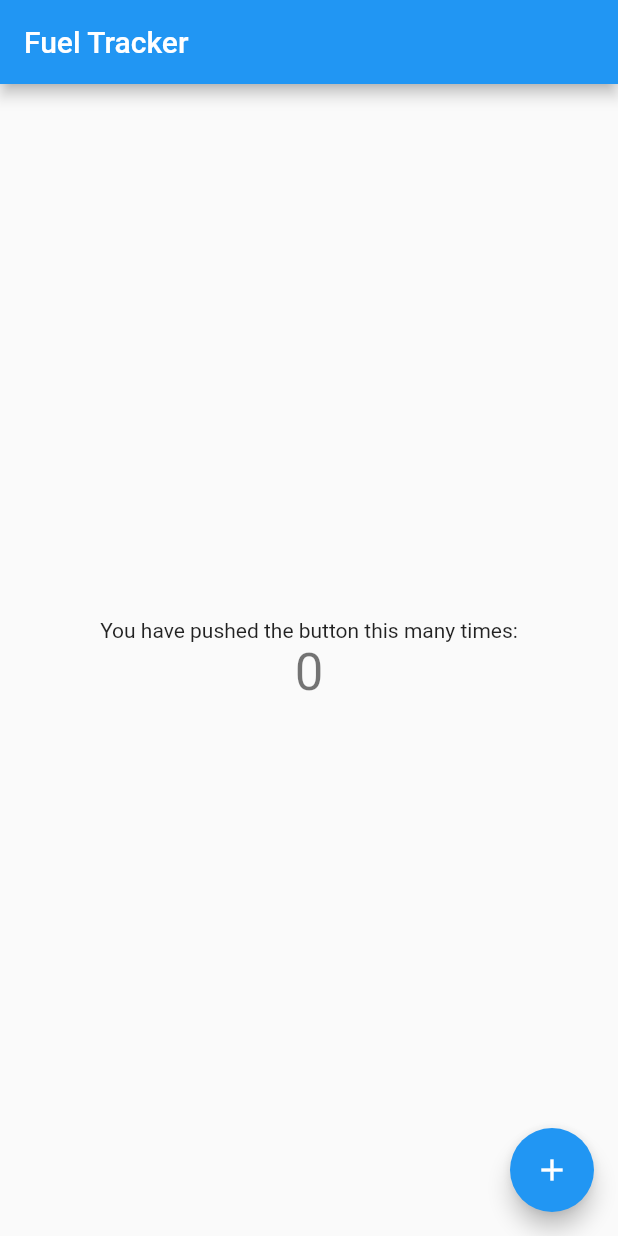
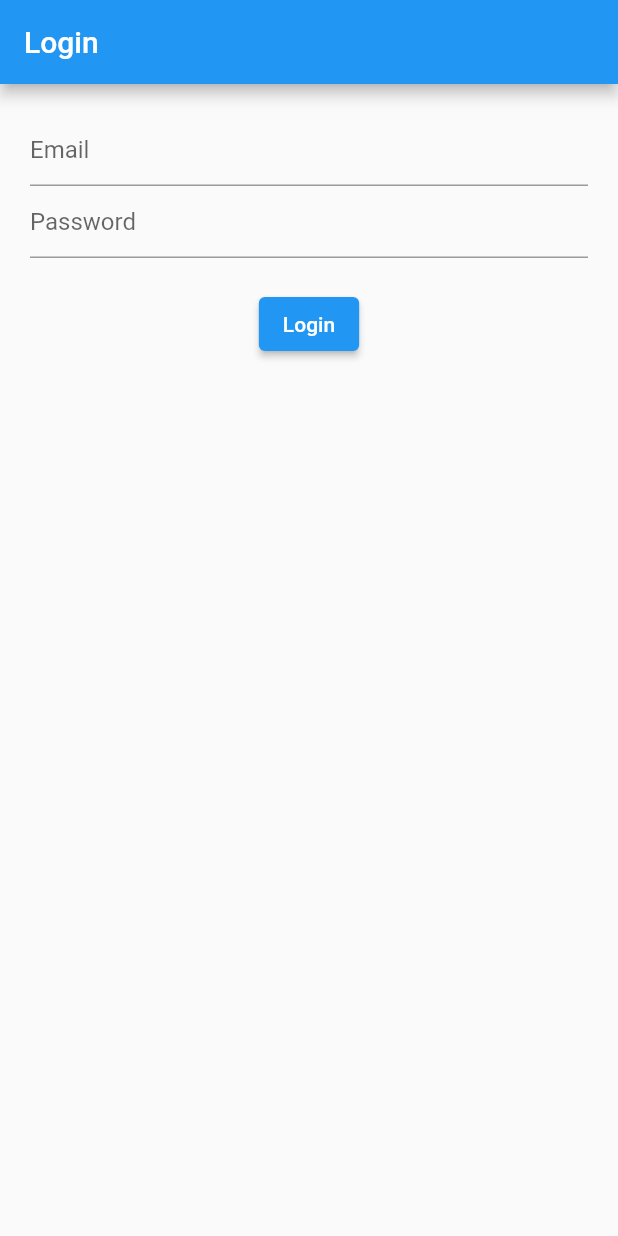
Before and after one commit to rajathirumal/FuelTracker, a Flutter app: the screen it shows after launch, on a phone screen of 412 x 824 dp. Run offline on Flutter 3.47's test engine with Material 2 defaults, Android fonts, the phone set to English and light mode, and no system bars; our stand-ins replace firebase_auth, firebase_core; missing offline and left inert: dart:ffi; accounts and stored records are empty.

Commit message:
Login with email ad password

```diff
--- a/lib/main.dart
+++ b/lib/main.dart
@@ -1,70 +1,71 @@
+import 'package:firebase_auth/firebase_auth.dart';
+import 'package:firebase_core/firebase_core.dart';
 import 'package:flutter/material.dart';
+import 'package:fuel_tracker/services/authentication.dart';
+import 'package:fuel_tracker/src/screens/home.dart';
+import 'package:fuel_tracker/src/screens/login.dart';
+import 'package:provider/provider.dart';
 
-void main() {
-  runApp(const MyApp());
+Future<void> main() async {
+  WidgetsFlutterBinding.ensureInitialized();
+  await Firebase.initializeApp();
+  runApp(MyApp());
 }
 
 class MyApp extends StatelessWidget {
-  const MyApp({Key? key}) : super(key: key);
-
-  // This widget is the root of your application.
   @override
   Widget build(BuildContext context) {
-    return MaterialApp(
-      title: 'Flutter Demo',
-      debugShowCheckedModeBanner: false,
-      darkTheme: ThemeData.dark(),
-      theme: ThemeData(
-        primarySwatch: Colors.blue,
+    return MultiProvider(
+      providers: [
+        Provider<AuthenticationService>(
+          create: (context) => AuthenticationService(FirebaseAuth.instance),
+        ),
+        StreamProvider(
+          create: (context) =>
+              context.read<AuthenticationService>().authStateChange,
+          initialData: null,
+        ),
+      ],
+      child: MaterialApp(
+        theme: ThemeData(
+          primarySwatch: Colors.blue,
+          visualDensity: VisualDensity.adaptivePlatformDensity,
+        ),
+        home: const AuthenticationWrapper(),
       ),
-      home: const MyHomePage(title: 'Fuel Tracker'),
     );
   }
 }
 
-class MyHomePage extends StatefulWidget {
-  const MyHomePage({Key? key, required this.title}) : super(key: key);
-
-  final String title;
+class AuthenticationWrapper extends StatefulWidget {
+  const AuthenticationWrapper({Key? key}) : super(key: key);
 
   @override
-  State<MyHomePage> createState() => _MyHomePageState();
+  State<AuthenticationWrapper> createState() => _AuthenticationWrapperState();
 }
 
-class _MyHomePageState extends State<MyHomePage> {
-  int _counter = 0;
-
-  void _incrementCounter() {
-    setState(() {
-      _counter++;
-    });
-  }
-
+class _AuthenticationWrapperState extends State<AuthenticationWrapper> {
   @override
   Widget build(BuildContext context) {
-    return Scaffold(
-      appBar: AppBar(
-        title: Text(widget.title),
-      ),
-      body: Center(
-        child: Column(
-          mainAxisAlignment: MainAxisAlignment.center,
-          children: <Widget>[
-            const Text(
-              'You have pushed the button this many times:',
-            ),
-            Text(
-              '$_counter',
-              style: Theme.of(context).textTheme.headline4,
-            ),
-          ],
-        ),
-      ),
-      floatingActionButton: FloatingActionButton(
-        onPressed: _incrementCounter,
-        tooltip: 'Increment',
-        child: const Icon(Icons.add),
-      ),
-    );
+    final firebaseuser = context.watch<User?>();
+    if (firebaseuser != null) {
+      return HomePage();
+    } else {
+      return LoginScreen();
+    }
   }
 }
+
+// class AuthenticationWrapper extends StatelessWidget {
+//   const AuthenticationWrapper({Key? key}) : super(key: key);
+
+//   @override
+//   Widget build(BuildContext context) {
+//     final firebaseuser = context.watch<User?>();
+//     if (firebaseuser != null) {
+//       return HomePage();
+//     } else {
+//       return LoginScreen();
+//     }
+//   }
+// }
--- /dev/null
+++ b/lib/services/authentication.dart
@@ -0,0 +1,37 @@
+import 'dart:ffi';
+
+import 'package:firebase_auth/firebase_auth.dart';
+
+class AuthenticationService {
+  final FirebaseAuth _firebaseAuth;
+
+  AuthenticationService(this._firebaseAuth);
+
+  Stream<User?> get authStateChange => _firebaseAuth.authStateChanges();
+
+  Future<String> signIn(
+      {required String email, required String password}) async {
+    try {
+      await _firebaseAuth.signInWithEmailAndPassword(
+          email: email, password: password);
+      return "signed in";
+    } on FirebaseAuthException catch (e) {
+      return e.message.toString().toLowerCase();
+    }
+  }
+
+  Future<String> signUp(
+      {required String email, required String password}) async {
+    try {
+      await _firebaseAuth.createUserWithEmailAndPassword(
+          email: email, password: password);
+      return "user created";
+    } on FirebaseAuthException catch (e) {
+      return e.message.toString().toLowerCase();
+    }
+  }
+
+  Future<void> signOut() async {
+    await _firebaseAuth.signOut();
+  }
+}
--- /dev/null
+++ b/lib/src/screens/login.dart
@@ -0,0 +1,77 @@
+import 'package:firebase_auth/firebase_auth.dart';
+import 'package:flutter/material.dart';
+import 'package:fuel_tracker/services/authentication.dart';
+import 'package:fuel_tracker/src/screens/home.dart';
+import 'package:provider/provider.dart';
+
+class LoginScreen extends StatefulWidget {
+  const LoginScreen({Key? key}) : super(key: key);
+
+  @override
+  State<LoginScreen> createState() => _LoginScreenState();
+}
+
+class _LoginScreenState extends State<LoginScreen> {
+  TextEditingController emailController = TextEditingController();
+  TextEditingController passController = TextEditingController();
+  final auth = FirebaseAuth.instance;
+
+  @override
+  Widget build(BuildContext context) {
+    return Scaffold(
+      appBar: AppBar(
+        title: Text("Login"),
+      ),
+      body: Padding(
+        padding: const EdgeInsets.all(20.0),
+        child: Column(children: [
+          TextField(
+            keyboardType: TextInputType.emailAddress,
+            decoration: InputDecoration(hintText: "Email"),
+            controller: emailController,
+          ),
+          TextField(
+            obscureText: true,
+            decoration: InputDecoration(hintText: "Password"),
+            controller: passController,
+          ),
+          const SizedBox(height: 20.0),
+          Row(
+            mainAxisAlignment: MainAxisAlignment.spaceEvenly,
+            children: [
+              ElevatedButton(
+                  onPressed: () {
+                    context.read<AuthenticationService>().signIn(
+                          email: emailController.text,
+                          password: passController.text.trim(),
+                        );
+                    Navigator.pushReplacement(
+                      context,
+                      MaterialPageRoute(
+                        builder: (context) => HomePage(),
+                      ),
+                    );
+                  },
+                  child: const Text("Login")),
+              // ElevatedButton(
+              //   onPressed: () {
+              //     context.read<AuthenticationService>().signUp(
+              //           email: emailController.text,
+              //           password: passController.text.trim(),
+              //         );
+              //     Navigator.pushReplacement(
+              //       context,
+              //       MaterialPageRoute(
+              //         builder: (context) => HomePage(),
+              //       ),
+              //     );
+              //   },
+              //   child: const Text("SignUp"),
+              // )
+            ],
+          ),
+        ]),
+      ),
+    );
+  }
+}
--- a/pubspec.yaml
+++ b/pubspec.yaml
@@ -36,6 +36,7 @@ dependencies:
   cupertino_icons: ^1.0.2
   firebase_core: ^1.13.1
   firebase_auth: ^3.3.10
+  provider: ^6.0.2
 
 dev_dependencies:
   flutter_test:
```
Also changed, not shown: lib/src/screens/home.dart (added, +42 -0 lines), pubspec.lock, 2 other files.
